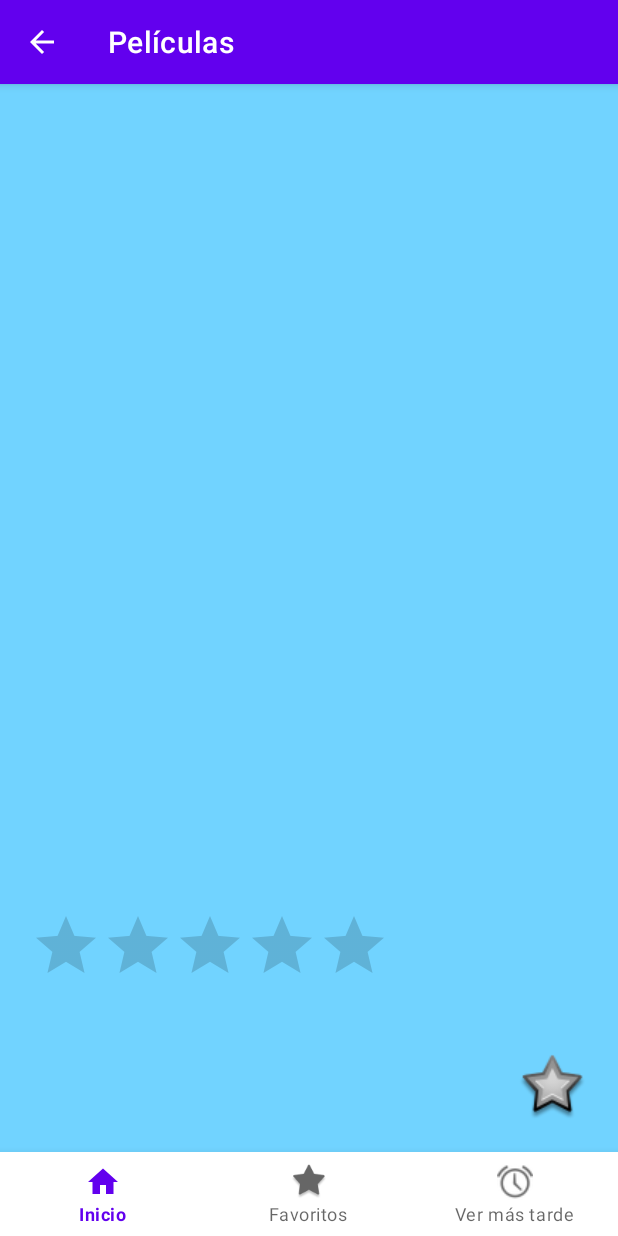
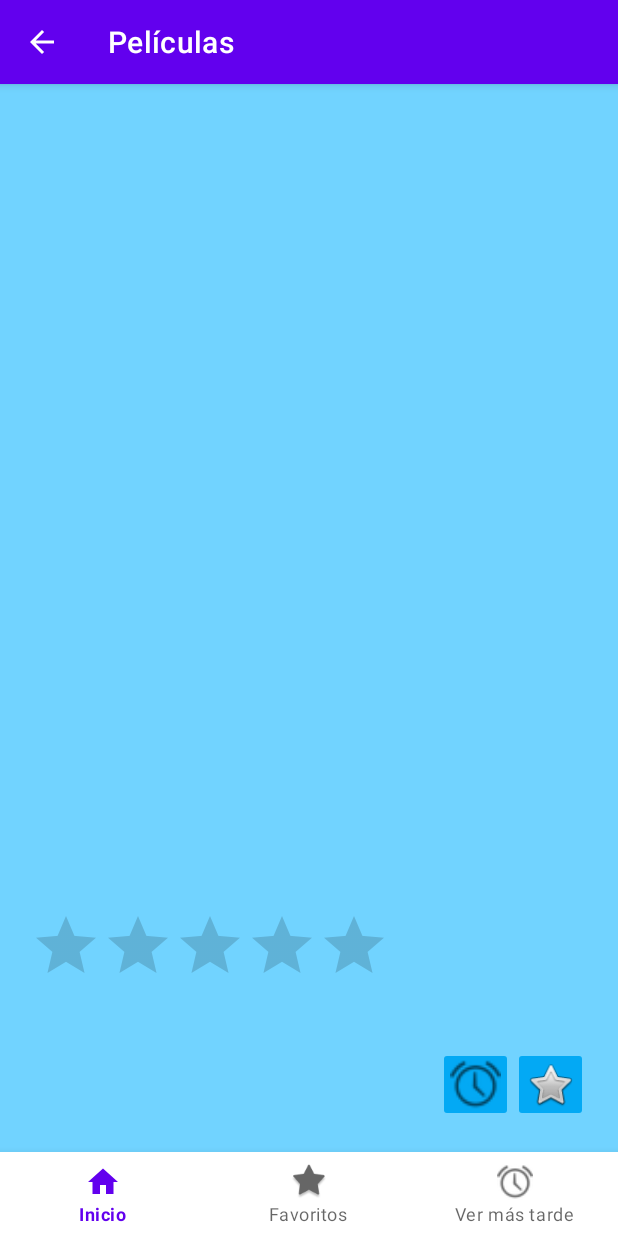
Before and after one commit to MireyaMartinezPerez/FilmOp, an Android app: the fragment PeliculaDetalleFragment placed in its activity, on a phone screen of 412 x 824 dp. Run offline under Robolectric (Android 15) with nearby library versions, the phone set to English and light mode, and no system bars; our stand-ins replace Firebase (no records; nobody signed in at launch, a user with empty details on screens opened directly), navigation-ui; Roboto replaces fonts that are not available here; 6 statements that could not run were skipped.

Commit message:
Añadidio ver mas tarde items recicled view

```diff
--- a/app/src/main/java/net/iessochoa/mireyamartinez/filmop/ui/pelicula_detalle/PeliculaDetalleFragment.kt
+++ b/app/src/main/java/net/iessochoa/mireyamartinez/filmop/ui/pelicula_detalle/PeliculaDetalleFragment.kt
@@ -14,12 +14,14 @@ import androidx.navigation.fragment.findNavController
 import androidx.navigation.fragment.navArgs
 import net.iessochoa.mireyamartinez.filmop.databinding.FragmentPeliculaDetalleBinding
 import net.iessochoa.mireyamartinez.filmop.ui.favoritos.FavoritosViewModel
+import net.iessochoa.mireyamartinez.filmop.ui.notifications.VerTardeViewModel
 
 class PeliculaDetalleFragment : Fragment() {
     private var _binding: FragmentPeliculaDetalleBinding? = null
     val args: PeliculaDetalleFragmentArgs by navArgs()
     private val binding get() = _binding!!
     private val favoritosViewModel: FavoritosViewModel by activityViewModels()
+    private val verTardeViewModel: VerTardeViewModel by activityViewModels()
 
     companion object {
         fun newInstance() = PeliculaDetalleFragment()
@@ -48,6 +50,12 @@ class PeliculaDetalleFragment : Fragment() {
             args.movieData?.let { movie ->
                 favoritosViewModel.addFavorito(movie)
                 Toast.makeText(context, "Se ha añadido a la lista de favoritos", Toast.LENGTH_SHORT).show()
+            }
+        }
+        binding.imbVerTarde.setOnClickListener {
+            args.movieData?.let { movie ->
+                verTardeViewModel.addVerTarde(movie)
+                Toast.makeText(context, "Se ha añadido a la lista de ver más tarde", Toast.LENGTH_SHORT).show()
             }
         }
     }
--- a/app/src/main/res/layout/fragment_pelicula_detalle.xml
+++ b/app/src/main/res/layout/fragment_pelicula_detalle.xml
@@ -80,13 +80,27 @@
             app:layout_constraintStart_toStartOf="@+id/tvPlataformas"
             app:layout_constraintTop_toBottomOf="@+id/tvPlataformas" />
 
-        <ImageView
+        <ImageButton
+            android:id="@+id/imbVerTarde"
+            android:layout_width="50dp"
+            android:layout_height="50dp"
+            android:backgroundTint="#03A9F4"
+            android:padding="8dp"
+            android:scaleType="fitXY"
+            android:src="@android:drawable/ic_lock_idle_alarm"
+            app:layout_constraintBottom_toBottomOf="@+id/imFavoritos"
+            app:layout_constraintEnd_toStartOf="@+id/imFavoritos" />
+
+        <ImageButton
             android:id="@+id/imFavoritos"
-            android:layout_width="47dp"
-            android:layout_height="45dp"
+            android:layout_width="50dp"
+            android:layout_height="50dp"
             android:layout_marginEnd="20dp"
             android:layout_marginBottom="20dp"
-            android:src="@android:drawable/star_big_off"
+            android:backgroundTint="#03A9F4"
+            android:padding="8dp"
+            android:scaleType="fitXY"
+            android:src="@android:drawable/btn_star_big_off"
             app:layout_constraintBottom_toBottomOf="parent"
             app:layout_constraintEnd_toEndOf="parent" />
 
```
Also changed, not shown: app/src/main/java/net/iessochoa/mireyamartinez/filmop/ui/notifications/VerTardeFragment.kt (+19 -14 lines), app/src/main/java/net/iessochoa/mireyamartinez/filmop/ui/notifications/VerTardeViewModel.kt (+10 -3 lines), app/src/main/java/net/iessochoa/mireyamartinez/filmop/ui/utils/VerTardeAdapter.kt (added, +49 -0 lines).
